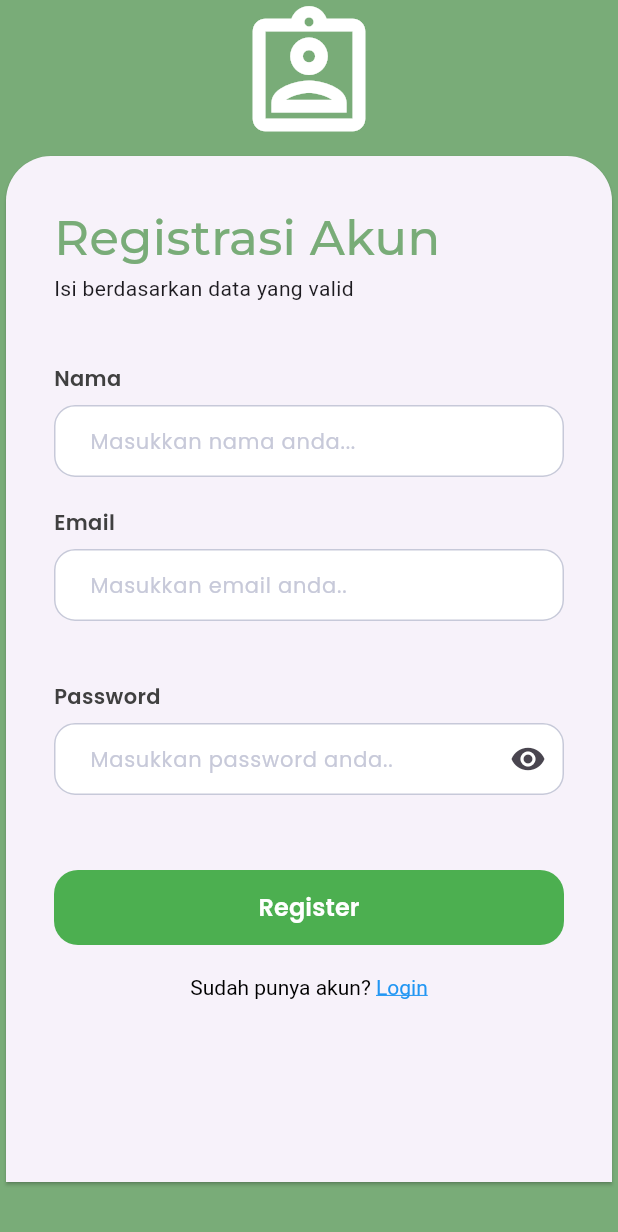
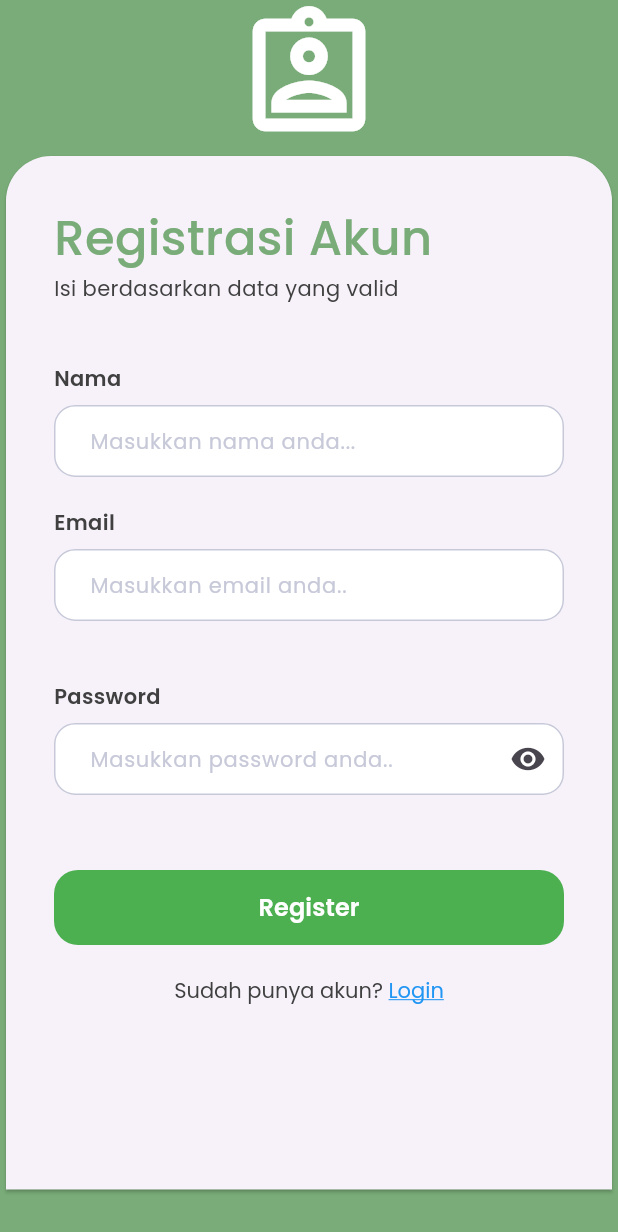
Before and after one commit to sekte-ani/lahantani, a Flutter app: the RegisterPage screen opened directly, on a phone screen of 412 x 824 dp. Shown: the top 1232 px of the screen. Run offline on Flutter 3.47's test engine with Material 3 defaults, Android fonts, the phone set to English and light mode, and no system bars; our stand-ins replace dio, get, get_storage, google_fonts; missing offline and left inert: syncfusion_flutter_pdfviewer; accounts and stored records are empty.

Commit message:
fix text

```diff
--- a/lib/ui/pages/login_page.dart
+++ b/lib/ui/pages/login_page.dart
@@ -136,18 +136,15 @@ class LoginPage extends GetView<LoginController> {
                   children: [
                     TextSpan(
                       text: "Don't have an account? ",
-                      style: TextStyle(
-                        color: Colors.black, // Change color as needed
-                      ),
+                      style: font_regular,
                     ),
                     TextSpan(
                       text: "Register",
-                      style: TextStyle(
+                      style: font_regular.copyWith(
                         color: Colors.blue,
                         decoration: TextDecoration.underline,
                       ),
                     ),
-                    // You can add more TextSpan for additional text if needed
                   ],
                 ),
               ),
--- a/lib/ui/pages/register_page.dart
+++ b/lib/ui/pages/register_page.dart
@@ -13,7 +13,7 @@ import 'package:flutter/services.dart';
 import 'package:lahantani/ui/widgets/validator.dart';
 
 class RegisterPage extends GetView<RegisterController> {
-  // final RegisterController controller = Get.put(RegisterController());
+  final RegisterController controller = Get.put(RegisterController());
   // TextEditingController properties
   TextEditingController nameController = TextEditingController();
   TextEditingController emailController = TextEditingController();
@@ -79,6 +79,8 @@ class RegisterPage extends GetView<RegisterController> {
   }
 
   Widget _buildForm() {
+    final RegisterController controller = Get.put(RegisterController());
+
     return Form(
       key: controller.formKey,
       child: Column(
@@ -86,13 +88,16 @@ class RegisterPage extends GetView<RegisterController> {
         children: [
           Text(
             "Registrasi Akun",
-            style: GoogleFonts.montserrat(
+            style: GoogleFonts.poppins(
               color: green2Color,
               fontSize: 32,
               fontWeight: FontWeight.w500,
             ),
           ),
-          Text("Isi berdasarkan data yang valid"),
+          Text(
+            "Isi berdasarkan data yang valid",
+            style: font_regular,
+          ),
           const SizedBox(height: 40),
           InputField(
             title: "Nama",
@@ -167,17 +172,15 @@ class RegisterPage extends GetView<RegisterController> {
                 Get.off(() => LoginPage());
               },
               child: RichText(
-                text: const TextSpan(
+                text: TextSpan(
                   children: [
                     TextSpan(
                       text: "Sudah punya akun? ",
-                      style: TextStyle(
-                        color: Colors.black,
-                      ),
+                      style: font_regular,
                     ),
                     TextSpan(
                       text: "Login",
-                      style: TextStyle(
+                      style: font_regular.copyWith(
                         color: Colors.blue,
                         decoration: TextDecoration.underline,
                       ),
```
